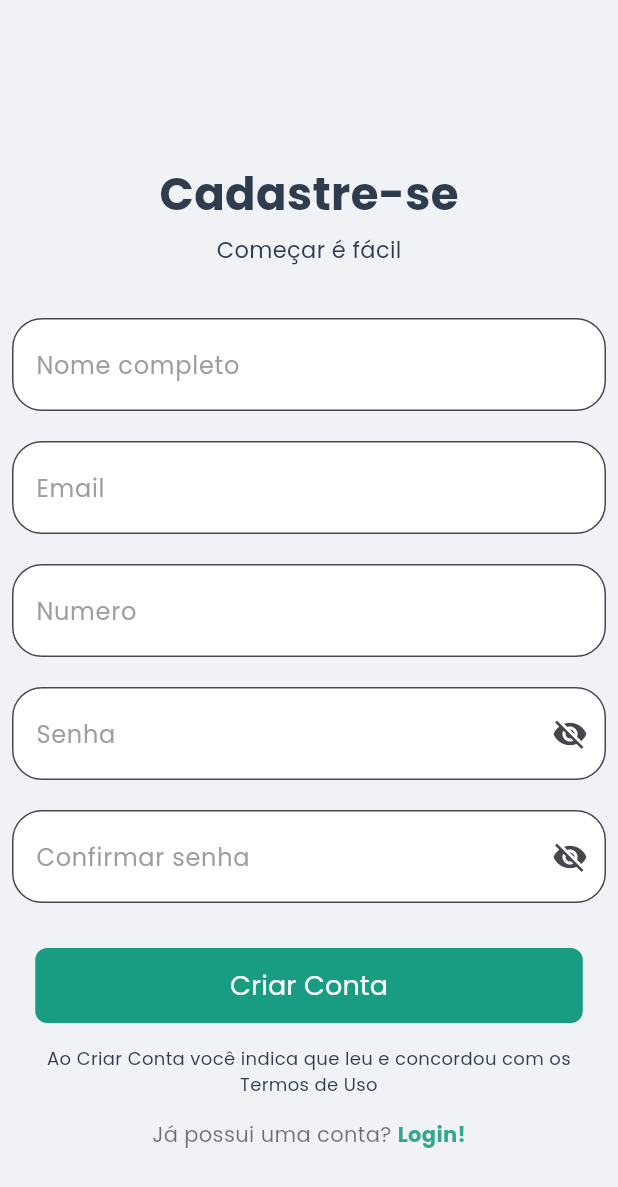
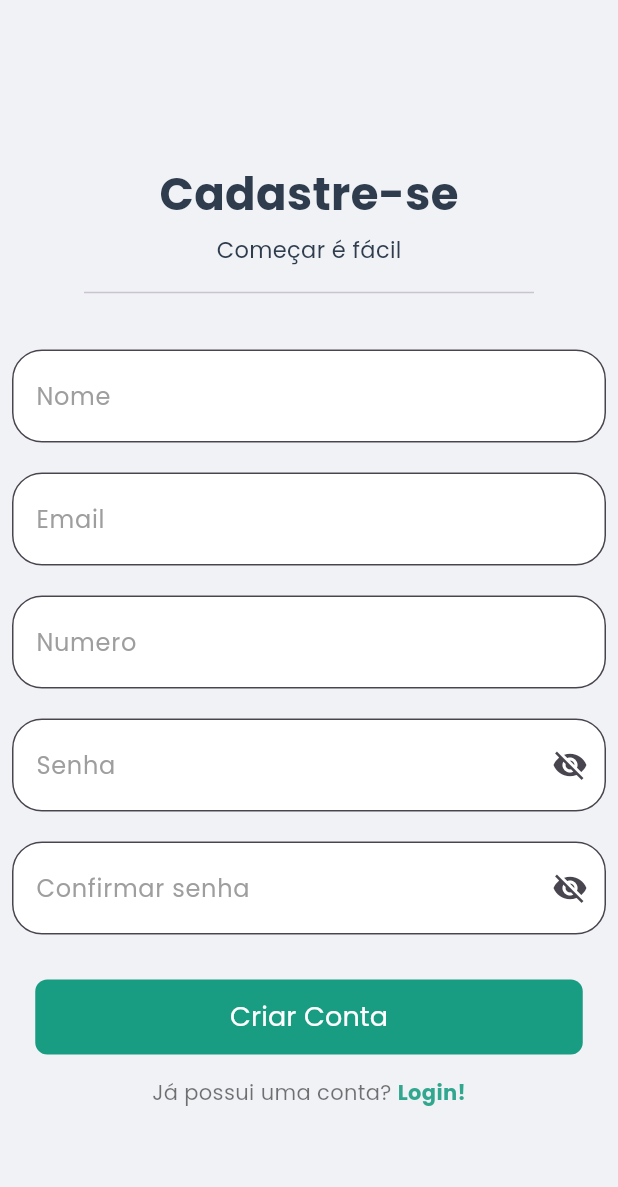
Before and after one commit to eduardosousaa/imogoat-frontend, a Flutter app: the SignUpPage screen opened by its route, on a phone screen of 412 x 824 dp. Shown: the top 1187 px of the screen. Run offline on Flutter 3.47's test engine with Material 3 defaults, Android fonts, the phone set to English and light mode, and no system bars; our stand-ins replace carousel_slider, curved_navigation_bar, dio, flutter_spinkit, font_awesome_flutter, get and 4 more; accounts and stored records are empty.

Commit message:
feat: Ajustes finais na telas do aplicativo

```diff
--- a/lib/screens/auth/login.dart
+++ b/lib/screens/auth/login.dart
@@ -181,7 +181,7 @@ class _LoginPageState extends State<LoginPage> {
                         labelText: 'Senha',
                         hintText: 'Digite sua senha',
                         validator: (value) {
-                          if (value == null || value.length < 3) {
+                          if (value == null || value.length < 6) {
                             return 'A senha deve ter pelo menos 6 caracteres.';
                           }
                           return null;
--- a/lib/screens/auth/sign.dart
+++ b/lib/screens/auth/sign.dart
@@ -183,14 +183,17 @@ class _SignUpPageState extends State<SignUpPage> {
                       fontFamily: 'Poppins',
                     ),
                   ),
-                  const SizedBox(height: 15),
-
-                  const SizedBox(height: 20),
-
-                  // Campos
+                  SizedBox(
+                    height: 10,
+                  ),
+                  SizedBox(
+                    width: 300,
+                    child: Divider(),
+                  ),
+                  const SizedBox(height: 30),
                   TextInput(
                     controller: _name,
-                    labelText: 'Nome completo',
+                    labelText: 'Nome',
                     hintText: 'Digite seu nome',
                     validator: (value) => value == null || value.isEmpty
                         ? "Informe seu nome"
@@ -284,17 +287,6 @@ class _SignUpPageState extends State<SignUpPage> {
                       ),
                     ),
                   ),
-
-                  const SizedBox(height: 15),
-                  const Text(
-                    "Ao Criar Conta você indica que leu e concordou com os Termos de Uso",
-                    textAlign: TextAlign.center,
-                    style: TextStyle(
-                      fontFamily: 'Poppins',
-                      fontSize: 12,
-                      color: Color.fromARGB(255, 46, 60, 78),
-                    ),
-                  ),
                   const SizedBox(height: 15),
                   GestureDetector(
                     onTap: () => Navigator.pushNamed(context, '/'),
--- a/lib/screens/home/mainHome.dart
+++ b/lib/screens/home/mainHome.dart
@@ -264,7 +264,7 @@ class _MainHomeState extends State<MainHome> {
                                             },
                                             decoration: const InputDecoration(
                                               prefixIcon: Icon(Icons.search),
-                                              labelText: 'Bairro de interese',
+                                              labelText: 'Bairro de interesse',
                                               labelStyle: TextStyle(
                                                   color: verde_black,
                                                   fontFamily: 'Poppins',
```
